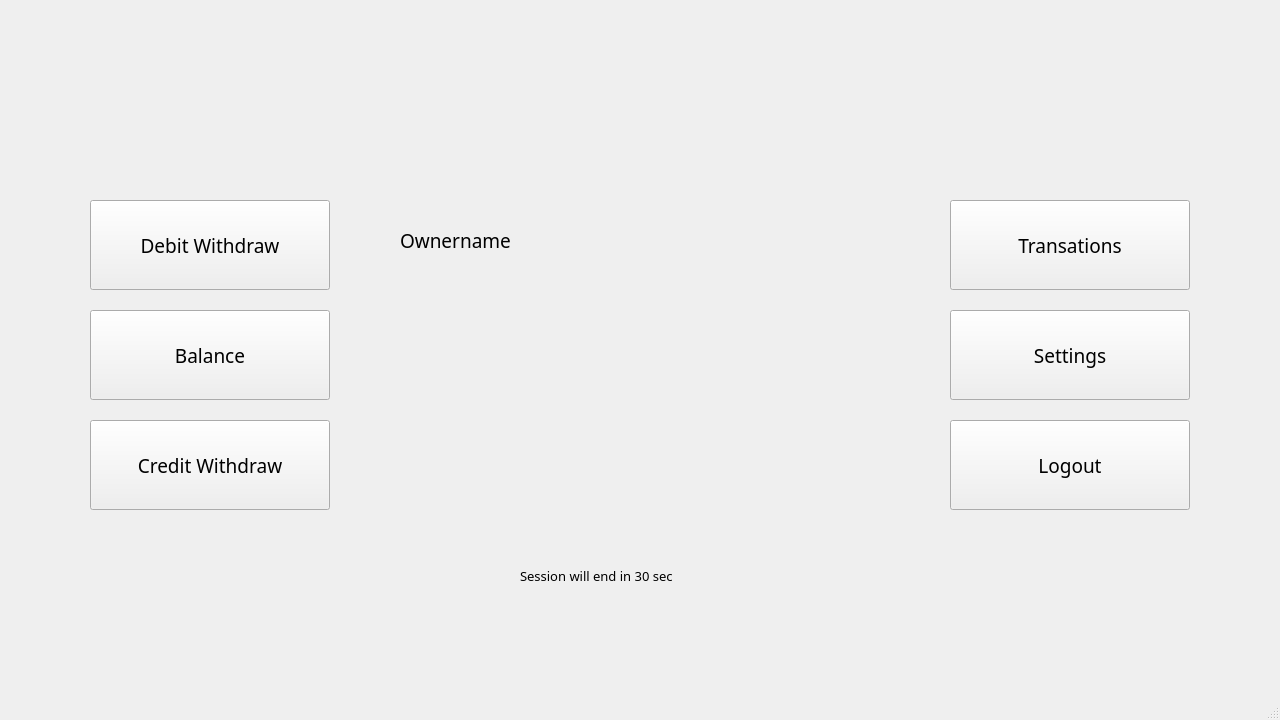
t1rate01/ATM_groupproject, file frontend/mainmenucredit.ui: the form before one commit.
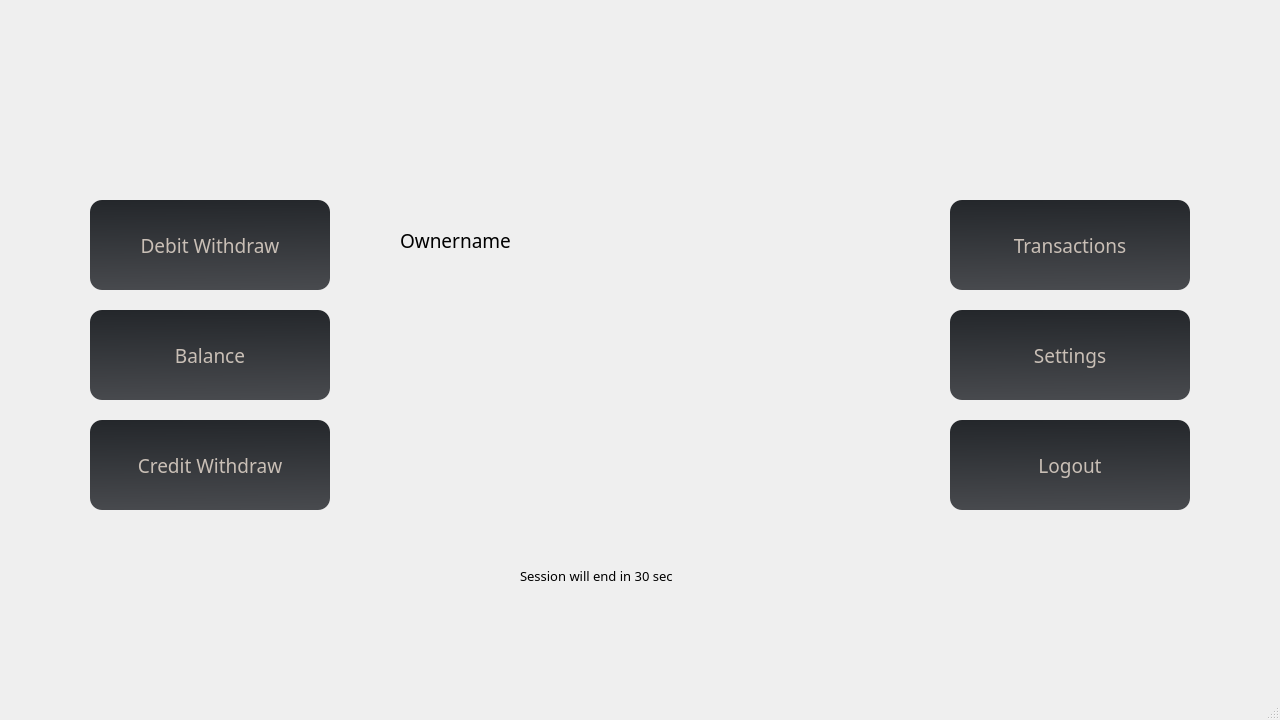
The form after the commit.

```diff
--- a/frontend/mainmenucredit.ui
+++ b/frontend/mainmenucredit.ui
@@ -31,6 +31,11 @@
   <property name="windowTitle">
    <string>Main Menu</string>
   </property>
+  <property name="styleSheet">
+   <string notr="true">background-color: qlineargradient(spread:pad, x1:0.46, y1:0, x2:0.472, y2:1, stop:0 rgba(0, 20, 15, 255), stop:1 rgba(17, 73, 74, 255));
+color: #c9bfb6;
+QLabel{background-color: transparent;}</string>
+  </property>
   <widget class="QWidget" name="centralwidget">
    <widget class="QPushButton" name="btn_debit_withdraw">
     <property name="geometry">
@@ -47,6 +52,13 @@
       <pointsize>14</pointsize>
      </font>
     </property>
+    <property name="styleSheet">
+     <string notr="true">background-color: qlineargradient(spread:pad, x1:0.494, y1:0, x2:0.517, y2:1, stop:0 rgba(36, 39, 43, 255), stop:1 rgba(72, 74, 78, 255));
+border:0px solid black;
+border-radius: 12px;
+color: #c9bfb6;
+font-size: 14;</string>
+    </property>
     <property name="text">
      <string>Debit Withdraw</string>
     </property>
@@ -66,6 +78,13 @@
       <pointsize>14</pointsize>
      </font>
     </property>
+    <property name="styleSheet">
+     <string notr="true">background-color: qlineargradient(spread:pad, x1:0.494, y1:0, x2:0.517, y2:1, stop:0 rgba(36, 39, 43, 255), stop:1 rgba(72, 74, 78, 255));
+border:0px solid black;
+border-radius: 12px;
+color: #c9bfb6;
+font-size: 14;</string>
+    </property>
     <property name="text">
      <string>Balance</string>
     </property>
@@ -85,8 +104,15 @@
       <pointsize>14</pointsize>
      </font>
     </property>
+    <property name="styleSheet">
+     <string notr="true">background-color: qlineargradient(spread:pad, x1:0.494, y1:0, x2:0.517, y2:1, stop:0 rgba(36, 39, 43, 255), stop:1 rgba(72, 74, 78, 255));
+border:0px solid black;
+border-radius: 12px;
+color: #c9bfb6;
+font-size: 14;</string>
+    </property>
     <property name="text">
-     <string>Transations</string>
+     <string>Transactions</string>
     </property>
    </widget>
    <widget class="QPushButton" name="btn_debit_settings">
@@ -104,6 +130,13 @@
       <pointsize>14</pointsize>
      </font>
     </property>
+    <property name="styleSheet">
+     <string notr="true">background-color: qlineargradient(spread:pad, x1:0.494, y1:0, x2:0.517, y2:1, stop:0 rgba(36, 39, 43, 255), stop:1 rgba(72, 74, 78, 255));
+border:0px solid black;
+border-radius: 12px;
+color: #c9bfb6;
+font-size: 14;</string>
+    </property>
     <property name="text">
      <string>Settings</string>
     </property>
@@ -161,6 +194,13 @@
       <pointsize>14</pointsize>
      </font>
     </property>
+    <property name="styleSheet">
+     <string notr="true">background-color: qlineargradient(spread:pad, x1:0.494, y1:0, x2:0.517, y2:1, stop:0 rgba(36, 39, 43, 255), stop:1 rgba(72, 74, 78, 255));
+border:0px solid black;
+border-radius: 12px;
+color: #c9bfb6;
+font-size: 14;</string>
+    </property>
     <property name="text">
      <string>Credit Withdraw</string>
     </property>
@@ -180,6 +220,13 @@
       <pointsize>14</pointsize>
      </font>
     </property>
+    <property name="styleSheet">
+     <string notr="true">background-color: qlineargradient(spread:pad, x1:0.494, y1:0, x2:0.517, y2:1, stop:0 rgba(36, 39, 43, 255), stop:1 rgba(72, 74, 78, 255));
+border:0px solid black;
+border-radius: 12px;
+color: #c9bfb6;
+font-size: 14;</string>
+    </property>
     <property name="text">
      <string>Logout</string>
     </property>
```
Left out of the diff: 6 changed lines with no effect on the pictures.
